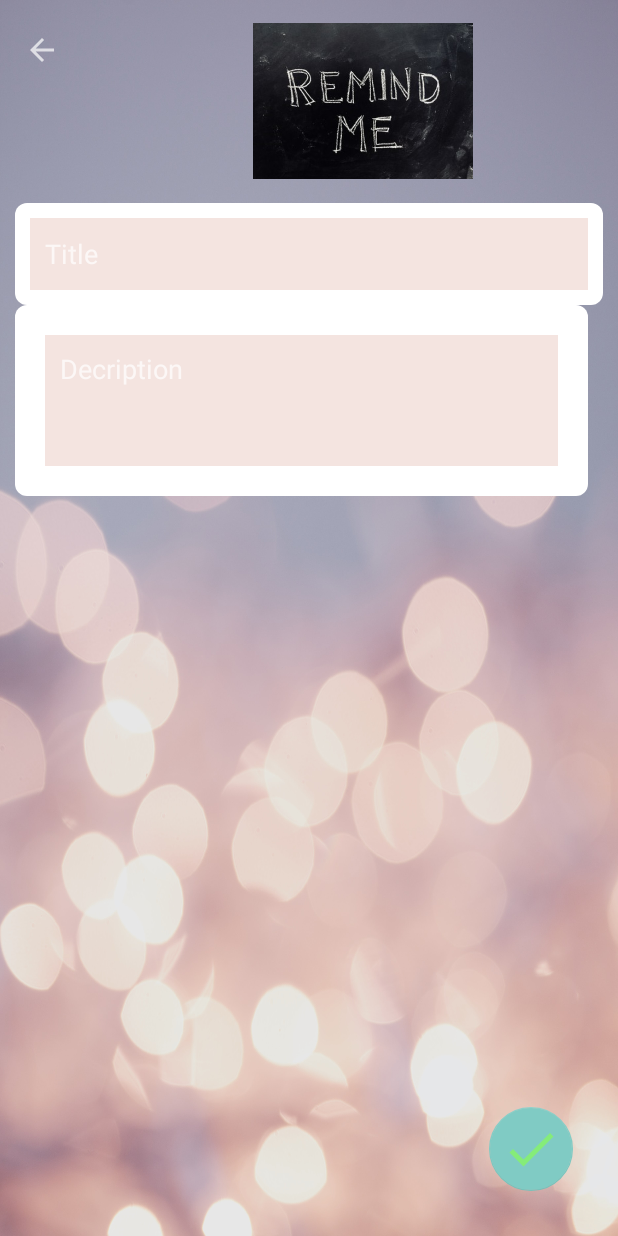
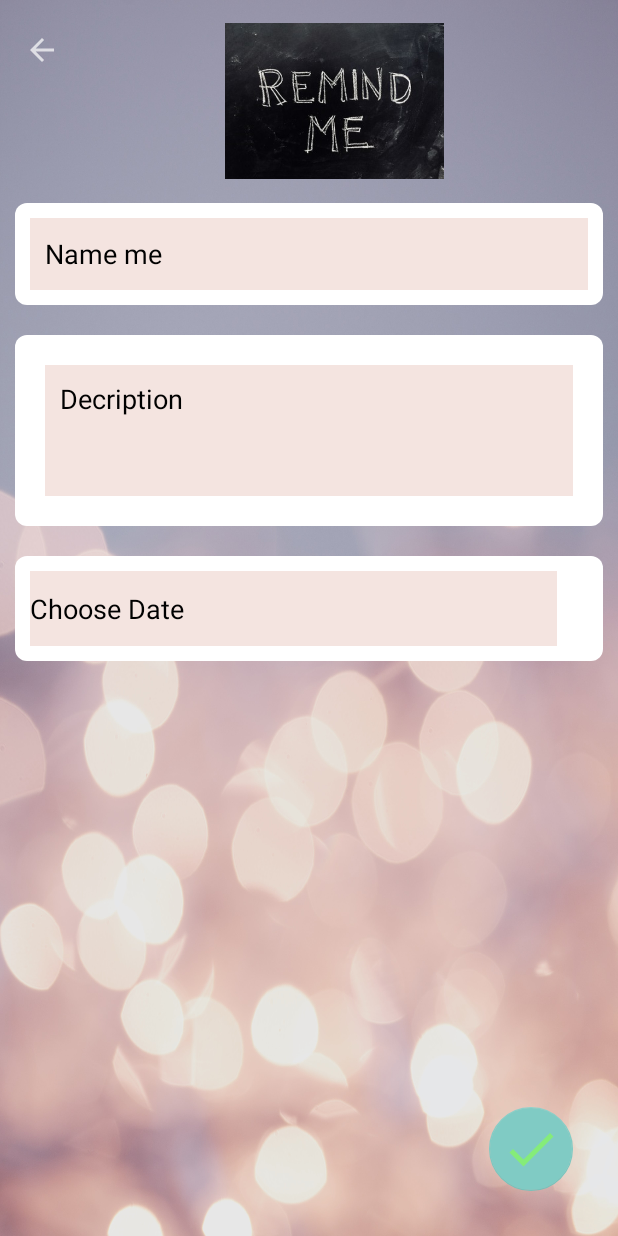
Before and after one commit to HalaGR/ReminderApp, an Android app: the add_reminder screen opened directly, with no data from a screen before it, on a phone screen of 412 x 824 dp. Run offline under Robolectric (Android 15) with nearby library versions, the phone set to English and light mode, and no system bars; our stand-ins replace Firebase (no records; nobody signed in at launch, a user with empty details on screens opened directly).

Commit message:
fixed add reminder

```diff
--- a/app/build.gradle
+++ b/app/build.gradle
@@ -41,4 +41,7 @@ dependencies {
     testImplementation 'junit:junit:4.+'
     androidTestImplementation 'androidx.test.ext:junit:1.1.3'
     androidTestImplementation 'androidx.test.espresso:espresso-core:3.4.0'
+    //new
+    implementation 'com.google.android.gms:play-services-base:18.0.1'
+    implementation 'com.google.android.gms:play-services-basement:18.0.0'
 }
--- a/app/src/main/AndroidManifest.xml
+++ b/app/src/main/AndroidManifest.xml
@@ -19,6 +19,7 @@
             android:theme="@style/Theme.AppCompat.NoActionBar"/>
         <activity
             android:name=".add_reminder"
+            android:exported="true"
             android:screenOrientation="portrait"
             android:theme="@style/Theme.AppCompat.NoActionBar"/>
 
--- a/app/src/main/java/com/example/locationreminder/add_reminder.java
+++ b/app/src/main/java/com/example/locationreminder/add_reminder.java
@@ -1,9 +1,11 @@
 package com.example.locationreminder;
 
+import android.app.DatePickerDialog;
 import android.content.Intent;
 import android.os.Bundle;
 import android.view.MenuItem;
 import android.view.View;
+import android.widget.DatePicker;
 import android.widget.EditText;
 import android.widget.Toast;
 
@@ -20,16 +22,20 @@ import com.google.firebase.auth.FirebaseUser;
 import com.google.firebase.firestore.DocumentReference;
 import com.google.firebase.firestore.FirebaseFirestore;
 
+import java.time.Year;
+import java.util.Calendar;
 import java.util.HashMap;
 import java.util.Map;
 
 public class add_reminder extends AppCompatActivity {
 
-    EditText mytitleinput, mydescriptioninput;
+    EditText mytitleinput, mydescriptioninput, mydate;
     FloatingActionButton mysavebtn;
     FirebaseAuth firebaseAuth;
     FirebaseUser firebaseUser;
     FirebaseFirestore firebasefirestore;
+    DatePickerDialog.OnDateSetListener setListener; // listener for choose date
+
 
     @Override
     protected void onCreate(Bundle savedInstanceState) {
@@ -38,6 +44,29 @@ public class add_reminder extends AppCompatActivity {
         mytitleinput = findViewById(R.id.titleinput);
         mydescriptioninput = findViewById(R.id.descriptioninput);
         mysavebtn = findViewById(R.id.savebtn);
+        mydate = findViewById(R.id.date);
+
+        // choose date UI
+        Calendar calendar = Calendar.getInstance();
+        final int year = calendar.get(Calendar.YEAR);
+        final int day = calendar.get(Calendar.DAY_OF_MONTH);
+        final int month = calendar.get(Calendar.MONTH);
+        mydate.setOnClickListener(new View.OnClickListener() {
+            @Override
+            public void onClick(View view) {
+                DatePickerDialog datePickerDialog = new DatePickerDialog(
+                        add_reminder.this, new DatePickerDialog.OnDateSetListener() {
+                    @Override
+                    public void onDateSet(DatePicker datePicker, int year, int month, int day) {
+                        month = month + 1;
+                        String date = day + "/" + month + "/" + year;
+                        mydate.setText(date);
+                    }
+                }, year, month, day);
+                datePickerDialog.show();
+            }
+        });
+
 
         Toolbar toolbar = findViewById(R.id.toolbarofaddreminder);
         setSupportActionBar(toolbar);
@@ -48,7 +77,7 @@ public class add_reminder extends AppCompatActivity {
         firebasefirestore = FirebaseFirestore.getInstance();
         firebaseUser = FirebaseAuth.getInstance().getCurrentUser();
 
-        mysavebtn.setOnClickListener(new View.OnClickListener(){
+        mysavebtn.setOnClickListener(new View.OnClickListener(){// add reminder clicked
             @Override
             public void onClick(View view) {
                 String title = mytitleinput.getText().toString();
--- a/app/src/main/java/com/example/locationreminder/home_page_Activity.java
+++ b/app/src/main/java/com/example/locationreminder/home_page_Activity.java
@@ -1,16 +1,15 @@
 package com.example.locationreminder;
-
-import androidx.annotation.NonNull;
-import androidx.appcompat.app.AppCompatActivity;
 
 import android.content.Intent;
 import android.os.Bundle;
 import android.util.Log;
 import android.view.View;
 import android.widget.Button;
-import android.widget.ProgressBar;
 import android.widget.TextView;
 import android.widget.Toast;
+
+import androidx.annotation.NonNull;
+import androidx.appcompat.app.AppCompatActivity;
 
 import com.google.android.gms.tasks.OnFailureListener;
 import com.google.android.gms.tasks.OnSuccessListener;
@@ -76,7 +75,7 @@ public class home_page_Activity extends AppCompatActivity {
         my_add_reminder_btn.setOnClickListener(new View.OnClickListener() {
             @Override
             public void onClick(View view) { //go to add reminder page on click
-                startActivity(new Intent(home_page_Activity.this, Reminders.class));
+                startActivity(new Intent(home_page_Activity.this, add_reminder.class));
             }
         });
 
--- a/app/src/main/res/layout/activity_add_reminder.xml
+++ b/app/src/main/res/layout/activity_add_reminder.xml
@@ -9,8 +9,8 @@
 
     <androidx.appcompat.widget.Toolbar
         android:id="@+id/toolbarofaddreminder"
-        android:layout_width="match_parent"
-        android:layout_height="124dp"
+        android:layout_width="374dp"
+        android:layout_height="120dp"
         android:layout_alignParentTop="true"
         android:layout_marginTop="5dp">
 
@@ -28,10 +28,11 @@
 
     <LinearLayout
         android:id="@+id/layout_description"
-        android:layout_width="382dp"
+        android:layout_width="match_parent"
+        android:layout_height="wrap_content"
         android:layout_below="@+id/layout_titleinput"
-        android:layout_height="wrap_content"
         android:layout_marginStart="10dp"
+        android:layout_marginTop="10dp"
         android:layout_marginEnd="10dp"
         android:layout_marginBottom="10dp"
         android:background="@drawable/rounded_corner"
@@ -48,10 +49,11 @@
             android:layout_marginBottom="10dp"
             android:background="#30C67259"
             android:gravity="top"
-            android:textColor="@color/black"
             android:hint="Decription"
             android:lines="3"
-            android:padding="10dp" />
+            android:padding="10dp"
+            android:textColor="@color/black"
+            android:textColorHint="@color/black" />
     </LinearLayout>
 
     <LinearLayout
@@ -60,8 +62,9 @@
         android:layout_width="match_parent"
         android:layout_height="wrap_content"
         android:layout_marginStart="10dp"
-        android:layout_marginTop="6dp"
+        android:layout_marginTop="10dp"
         android:layout_marginEnd="10dp"
+        android:layout_marginBottom="10dp"
         android:background="@drawable/rounded_corner"
         android:orientation="vertical"
         android:padding="10dp">
@@ -72,11 +75,37 @@
             android:layout_width="match_parent"
             android:layout_height="wrap_content"
             android:background="#30C67259"
-            android:hint="Title"
+            android:hint="Name me"
+            android:textColorHint="@color/black"
             android:textColor="@color/black"
             android:inputType="textUri"
             android:minHeight="48dp"
             android:padding="10dp" />
+
+    </LinearLayout>
+
+    <LinearLayout
+        android:id="@+id/layout_Date"
+        android:layout_width="match_parent"
+        android:layout_height="wrap_content"
+        android:layout_below="@+id/layout_description"
+        android:layout_marginStart="10dp"
+        android:layout_marginTop="10dp"
+        android:layout_marginEnd="10dp"
+        android:background="@drawable/rounded_corner"
+        android:orientation="vertical"
+        android:padding="10dp">
+
+        <EditText
+            android:id="@+id/date"
+            android:layout_width="351dp"
+            android:layout_height="50dp"
+            android:background="#30C67259"
+            android:hint="Choose Date"
+            android:textColor="@color/black"
+            android:textColorHint="@color/black">
+
+        </EditText>
 
     </LinearLayout>
 
--- a/app/src/main/res/layout/activity_home_page.xml
+++ b/app/src/main/res/layout/activity_home_page.xml
@@ -21,6 +21,8 @@
         android:textColorHighlight="@color/black"
         android:textColorHint="@color/black"
         android:textColorLink="@color/black"
+        android:textDirection="ltr"
+        android:textSize="50sp"
         android:textStyle="bold"
         android:visibility="visible"
         app:autoSizeTextType="uniform"
--- a/app/src/main/res/layout/activity_main.xml
+++ b/app/src/main/res/layout/activity_main.xml
@@ -25,7 +25,7 @@
         android:textColorHint="@color/black"
         android:textColorLink="@color/black"
         android:textDirection="ltr"
-        android:textSize="48sp"
+        android:textSize="60sp"
         android:textStyle="bold"
         android:visibility="visible"
         app:autoSizeTextType="uniform"
```
Also changed, not shown: 3 other files.
